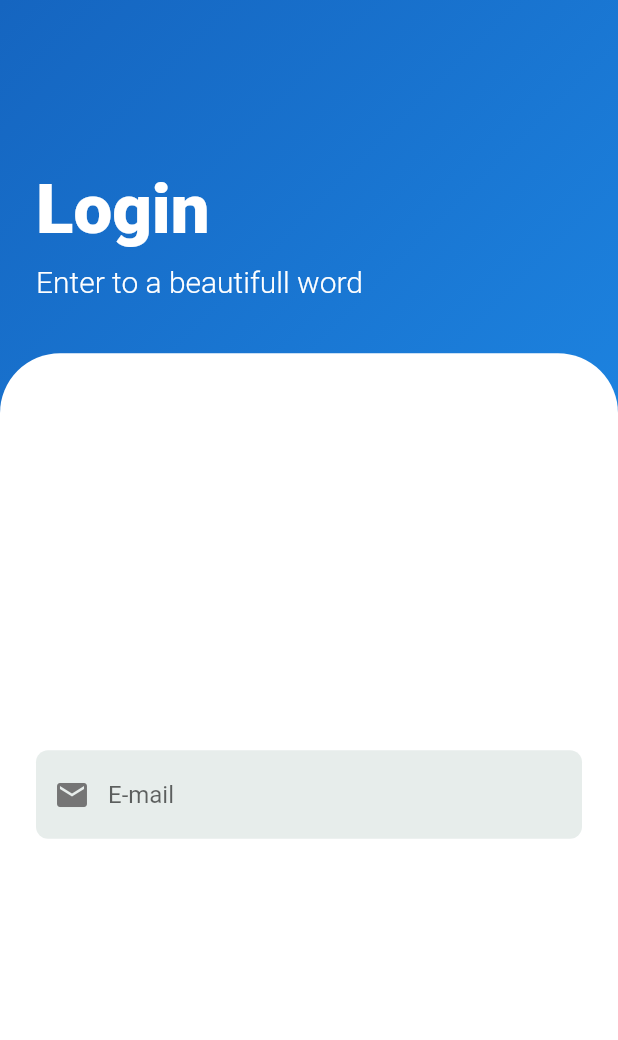
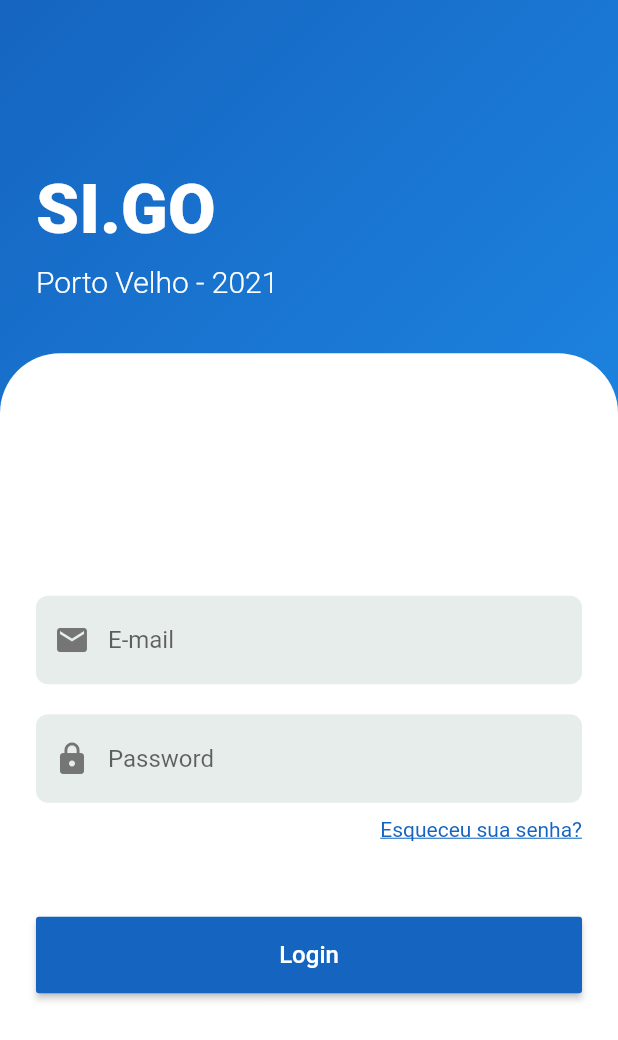
Before and after one commit to galegoz/login_page, a Flutter app: the screen it shows after launch, on a phone screen of 412 x 824 dp. Shown: the top 1040 px of the screen. Run offline on Flutter 3.47's test engine with Material 2 defaults, Android fonts, the phone set to English and light mode, and no system bars.

Commit message:
Finalização do layout

```diff
--- a/lib/main.dart
+++ b/lib/main.dart
@@ -52,7 +52,7 @@ class _LocationAppState extends State<LocationApp> {
                   crossAxisAlignment: CrossAxisAlignment.start,
                   children: [
                     Text(
-                      "Login",
+                      "SI.GO",
                       style: TextStyle(
                           color: Colors.white,
                           fontSize: 46.0,
@@ -62,7 +62,7 @@ class _LocationAppState extends State<LocationApp> {
                       height: 10.0,
                     ),
                     Text(
-                      "Enter to a beautifull word ",
+                      "Porto Velho - 2021",
                       style: TextStyle(
                           color: Colors.white,
                           fontSize: 20.0,
@@ -104,6 +104,60 @@ class _LocationAppState extends State<LocationApp> {
                           ),
                         ),
                       ),
+                      SizedBox(
+                        height: 20.0,
+                      ),
+                      TextField(
+                        obscureText: true,
+                        decoration: InputDecoration(
+                          border: OutlineInputBorder(
+                            borderRadius: BorderRadius.circular(8.0),
+                            borderSide: BorderSide.none,
+                          ),
+                          filled: true,
+                          fillColor: Color(0xFFe7edeb),
+                          hintText: "Password",
+                          prefixIcon: Icon(
+                            Icons.lock,
+                            color: Colors.grey[600],
+                          ),
+                        ),
+                      ),
+                      SizedBox(
+                        height: 10.0,
+                      ),
+                      Row(
+                        mainAxisAlignment: MainAxisAlignment.end,
+                        children: [
+                          Text(
+                            "Esqueceu sua senha?",
+                            style: TextStyle(
+                              color: Colors.blue[800],
+                              decoration: TextDecoration.underline,
+                            ),
+                          ),
+                        ],
+                      ),
+                      SizedBox(
+                        height: 50.0,
+                      ),
+                      Container(
+                        width: double.infinity,
+                        child: RaisedButton(
+                          onPressed: () {},
+                          color: Colors.blue[800],
+                          child: Padding(
+                            padding: const EdgeInsets.symmetric(vertical: 16.0),
+                            child: Text(
+                              "Login",
+                              style: TextStyle(
+                                color: Colors.white,
+                                fontSize: 16.0,
+                              ),
+                            ),
+                          ),
+                        ),
+                      )
                     ],
                   ),
                 ),
```
